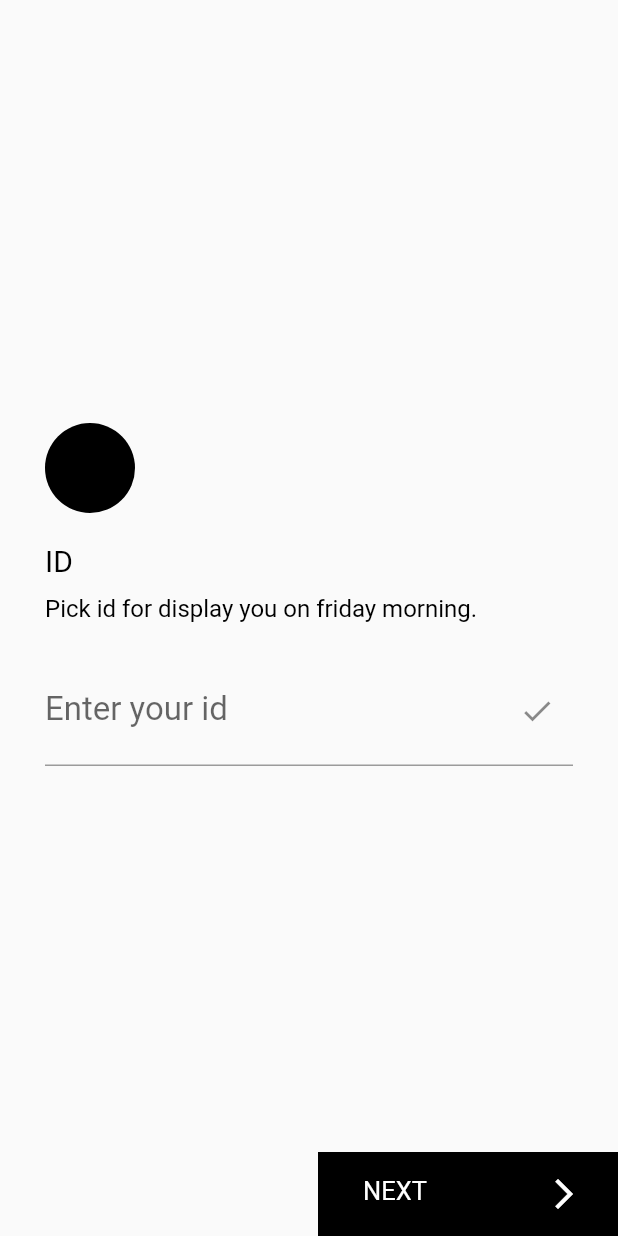
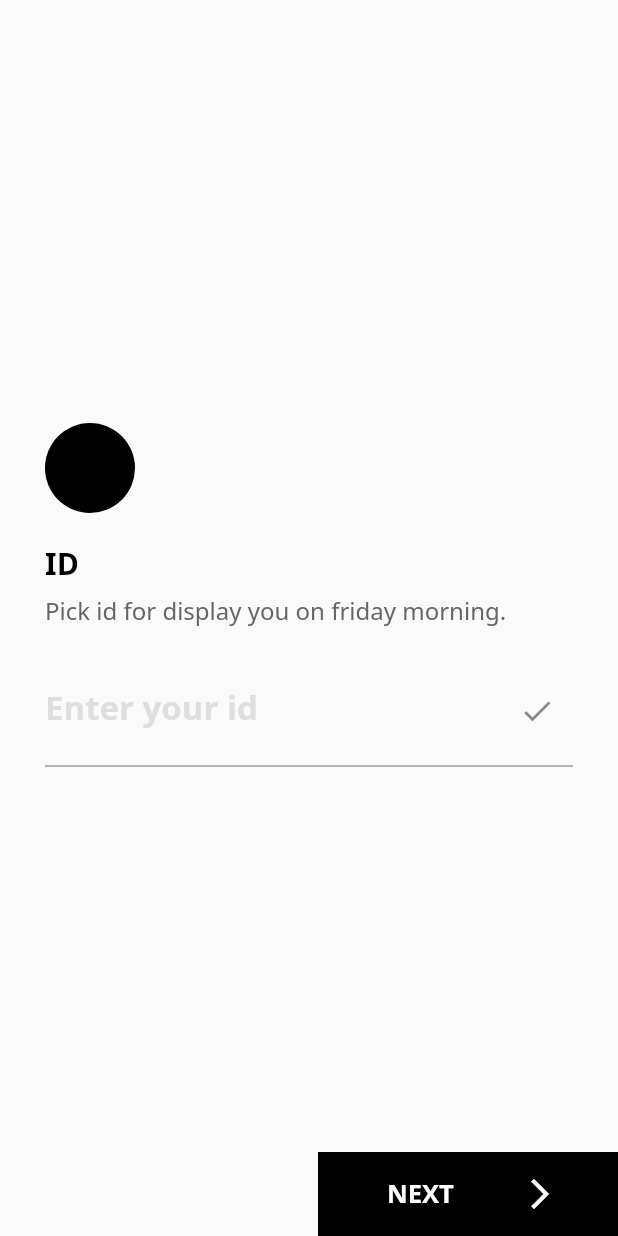
Before and after one commit to Duck528/FridayMorning, a Flutter app: the screen it shows after launch, on a phone screen of 412 x 824 dp. Run offline on Flutter 3.47's test engine with Material 2 defaults, Android fonts, the phone set to English and light mode, and no system bars; our stand-ins replace cloud_firestore; accounts and stored records are empty.

Commit message:
login id ui 구성

```diff
--- a/lib/SignIn/signin_page.dart
+++ b/lib/SignIn/signin_page.dart
@@ -1,5 +1,6 @@
 import 'package:flutter/material.dart';
 import 'package:friday_morning/SignIn/signin_page_provider.dart';
+import 'package:friday_morning/Util/fonts.dart';
 
 class SignInPage extends StatefulWidget {
   @override
@@ -61,14 +62,15 @@ class _WelcomeWidgetState extends State<_WelcomeWidget> {
   Widget _configureMainTitle(String text) {
     return Container(
       height: 28,
-      child: Text(text, style: TextStyle(color: Colors.black, fontSize: 20)),
+      child: Text(text, style: notoSansBoldFont(20, Colors.black)),
     );
   }
 
   Widget _configureSubTitle(String text) {
     return Container(
       height: 26,
-      child: Text(text, style: TextStyle(color: Colors.black, fontSize: 16)),
+      child: Text(text,
+          style: notoSansRegularFont(16, Color.fromRGBO(102, 102, 102, 1))),
     );
   }
 
@@ -76,11 +78,12 @@ class _WelcomeWidgetState extends State<_WelcomeWidget> {
     return Container(
         height: 74,
         child: TextField(
-          style: TextStyle(fontSize: 25),
+          style: notoSansBoldFont(25, Colors.black),
           decoration: InputDecoration(
               suffixIcon: Icon(Icons.check),
               labelText: 'Enter your id',
-              labelStyle: TextStyle(fontSize: 22)),
+              labelStyle:
+                  notoSansBoldFont(22, Color.fromRGBO(222, 222, 222, 1))),
         ));
   }
 }
@@ -122,16 +125,19 @@ class _NestStepWidget extends StatelessWidget {
   }
 
   Widget _configureNextButton() {
-    return Stack(
-      children: <Widget>[
+    return FlatButton(
+      onPressed: () {
+        print('clicked');
+      },
+      child: Stack(children: <Widget>[
         Positioned(
           top: 16,
           left: 30,
           bottom: 17,
           child: Text(
             'NEXT',
-            style: TextStyle(color: Colors.white, fontSize: 17),
-          ),
+            style: notoSansBoldFont(17, Colors.white),
+          )
         ),
         Positioned(
           top: 16,
@@ -142,13 +148,11 @@ class _NestStepWidget extends StatelessWidget {
             color: Colors.white,
           ),
         )
-      ],
+      ])
     );
   }
 
-  Widget _configureStepIndicator() {
-
-  }
+  Widget _configureStepIndicator() {}
 }
 
 Container _spacing(double height) {
--- /dev/null
+++ b/lib/Util/fonts.dart
@@ -0,0 +1,16 @@
+import 'package:flutter/material.dart';
+
+TextStyle notoSansBoldFont(double size, Color color) {
+  return TextStyle(
+      fontSize: size,
+      fontFamily: 'NotoSans',
+      fontWeight: FontWeight.bold,
+      color: color);
+}
+
+TextStyle notoSansRegularFont(double size, Color color) {
+  return TextStyle(
+      fontSize: size,
+      fontFamily: 'NotoSans',
+      color: color);
+}
```
